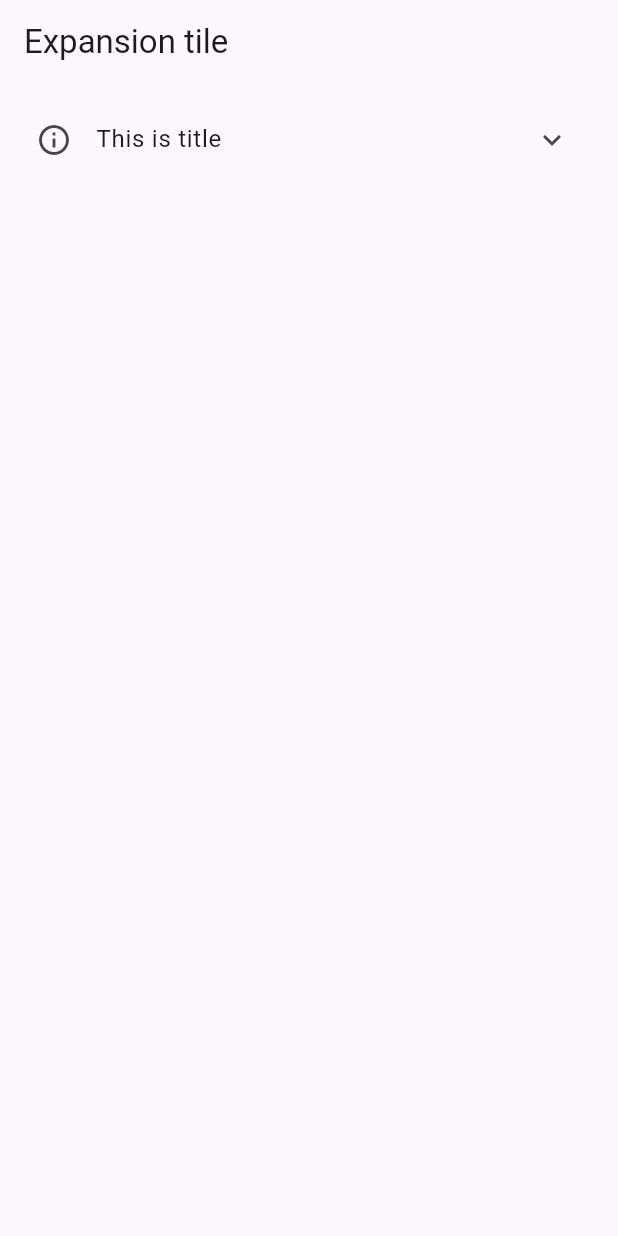
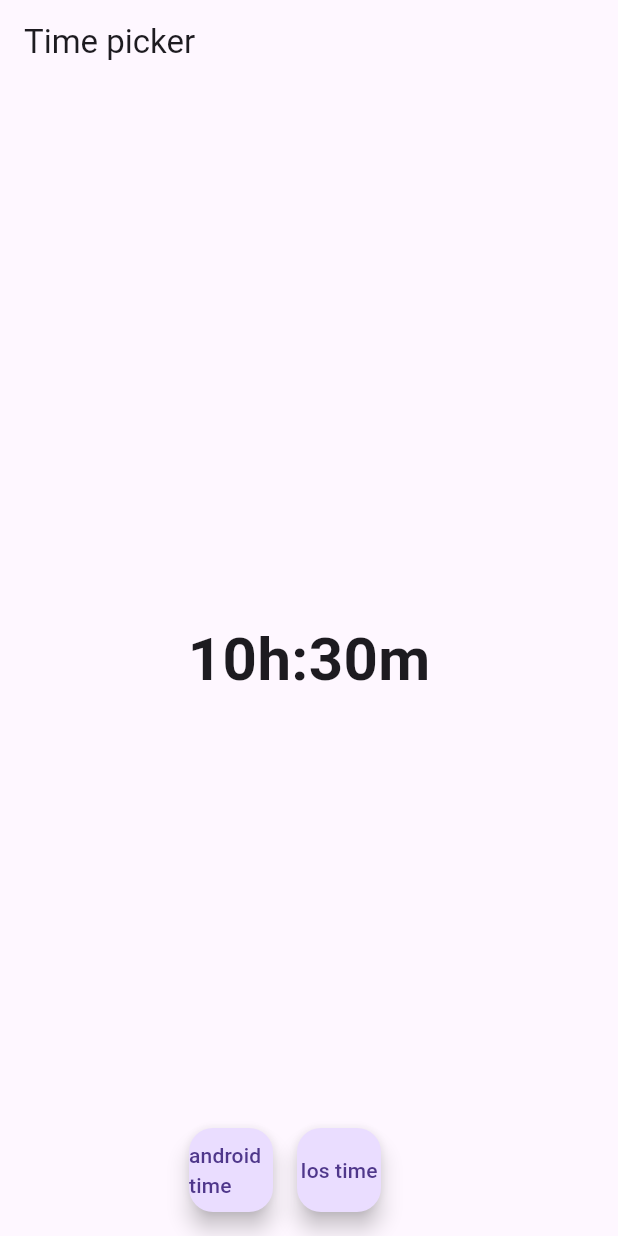
Before and after one commit to alishermamirov/flutter_widgets, a Flutter app: the screen it shows after launch, on a phone screen of 412 x 824 dp. Run offline on Flutter 3.47's test engine with Material 3 defaults, Android fonts, the phone set to English and light mode, and no system bars.

Commit message:
time picker added

```diff
--- a/lib/main.dart
+++ b/lib/main.dart
@@ -1,5 +1,6 @@
 import 'package:flutter/material.dart';
 import 'package:flutter_widgets/expansion_tile_widget.dart';
+import 'package:flutter_widgets/time_picker_widget.dart';
 
 
 void main() {
@@ -13,7 +14,7 @@ class MyApp extends StatelessWidget {
   Widget build(BuildContext context) {
     return MaterialApp(
       debugShowCheckedModeBanner: false,
-      home: ExpansionTileWidget(),
+      home: TimePickerWidget(),
     );
   }
 }
--- /dev/null
+++ b/lib/time_picker_widget.dart
@@ -0,0 +1,70 @@
+import 'package:flutter/cupertino.dart';
+import 'package:flutter/material.dart';
+
+class TimePickerWidget extends StatefulWidget {
+  const TimePickerWidget({super.key});
+
+  @override
+  State<TimePickerWidget> createState() => _TimePickerWidgetState();
+}
+
+class _TimePickerWidgetState extends State<TimePickerWidget> {
+  TimeOfDay time = TimeOfDay.now();
+
+  void iosTimedialog() async {
+    showDialog(
+      context: context,
+      useSafeArea: true,
+      builder: (context) {
+        return CupertinoTimerPicker(
+          backgroundColor: Colors.white,
+          onTimerDurationChanged: (value) {},
+        );
+      },
+    );
+  }
+
+  @override
+  Widget build(BuildContext context) {
+    return Scaffold(
+      appBar: AppBar(
+        title: const Text("Time picker"),
+      ),
+      body: Center(
+        child: Text(
+          "${time.hour}h:${time.minute}m",
+          style: TextStyle(fontSize: 40, fontWeight: FontWeight.bold),
+        ),
+      ),
+      floatingActionButton: Row(
+        mainAxisAlignment: MainAxisAlignment.center,
+        children: [
+          FloatingActionButton(
+            onPressed: () async {
+              final newTime = await showTimePicker(
+                context: context,
+                initialTime: time,
+              );
+
+              if (newTime != null) {
+                setState(() {
+                  time = newTime;
+                });
+              }
+            },
+            child: Text("android time"),
+          ),
+          SizedBox(
+            width: 16,
+          ),
+          FloatingActionButton(
+            onPressed: () async {
+              iosTimedialog();
+            },
+            child: Text("Ios time"),
+          ),
+        ],
+      ),
+    );
+  }
+}
```
